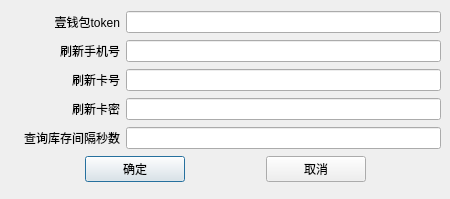
kinglon/coupon, file main/settingdialog.ui: the form before one commit.
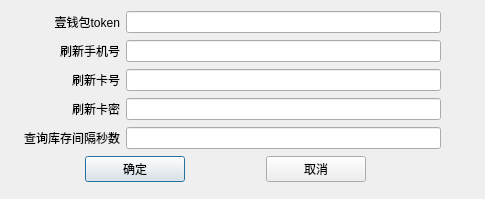
The form after the commit.

The edit to the form file:
```diff
--- a/main/settingdialog.ui
+++ b/main/settingdialog.ui
@@ -6,7 +6,7 @@
    <rect>
     <x>0</x>
     <y>0</y>
-    <width>450</width>
+    <width>485</width>
     <height>199</height>
    </rect>
   </property>
```
